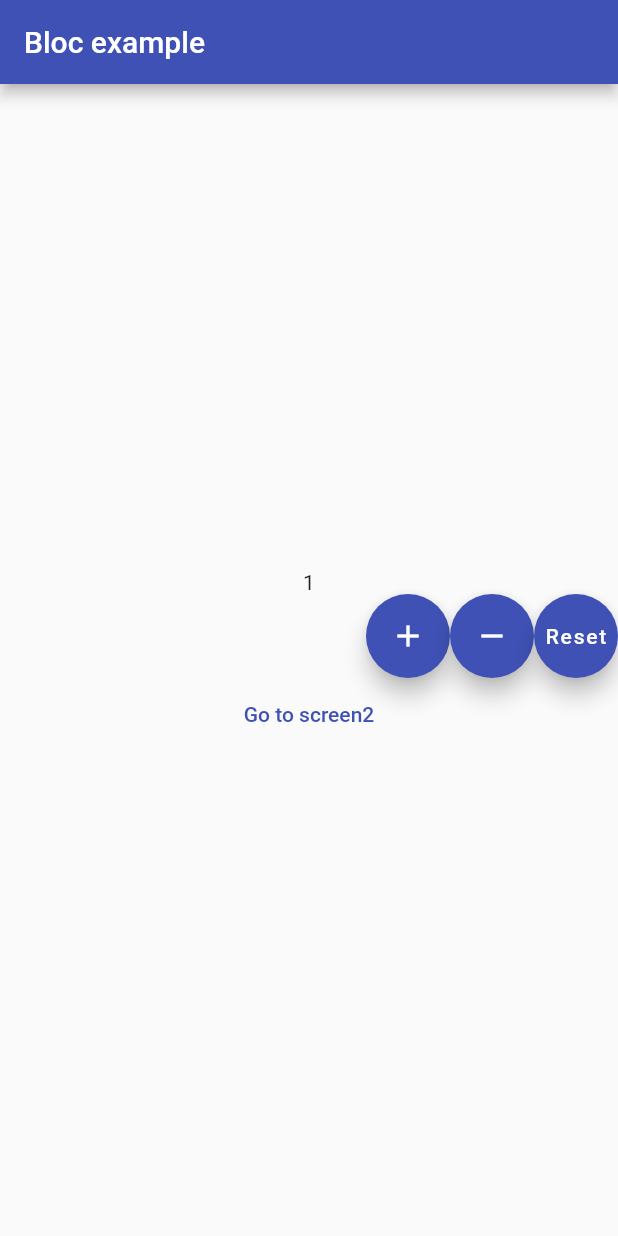
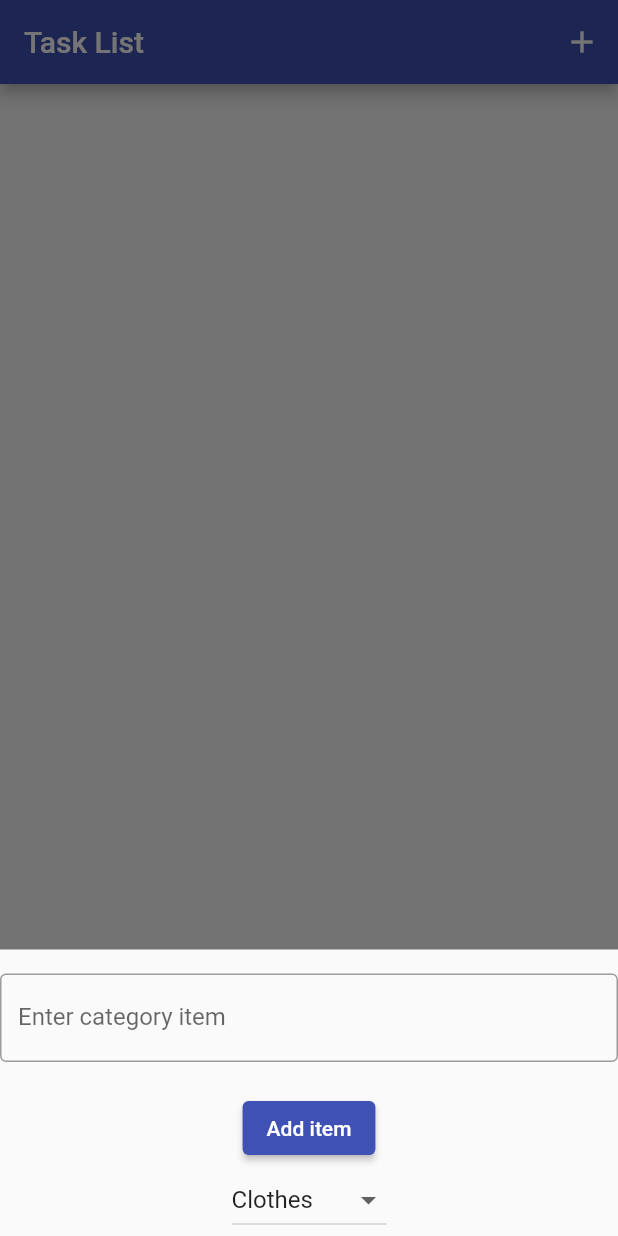
Before and after one commit to Ezhilarasan18/Flutter-upskill, a Flutter app: the screen it shows after launch, after a tap on the "add" icon, on a phone screen of 412 x 824 dp. Run offline on Flutter 3.47's test engine with Material 2 defaults, Android fonts, the phone set to English and light mode, and no system bars.

Commit message:
bloc added

```diff
--- /dev/null
+++ b/lib/bloc/task_bloc.dart
@@ -0,0 +1,40 @@
+import 'dart:async';
+
+class Task {
+  final String id;
+  final String title;
+  final String category;
+  final String iconname;
+  Task(this.id, this.title,this.category,this.iconname);
+}
+
+class TaskBloc {
+  final _tasksController = StreamController<List<Task>>();
+  Stream<List<Task>> get tasksStream => _tasksController.stream;
+
+ List<Task> _tasks = [];
+
+  void addTask(Task task) {
+    _tasks.add(task);
+    _tasksController.sink.add(_tasks);
+  }
+
+  void updateTask(Task updatedTask) {
+    final index = _tasks.indexWhere((task) => task.id == updatedTask.id);
+    if (index != -1) {
+      _tasks[index] = updatedTask;
+      _tasksController.sink.add(_tasks);
+    }
+  }
+
+  void deleteTask(String taskId) {
+    _tasks.removeWhere((task) => task.id == taskId);
+    _tasksController.sink.add(_tasks);
+  }
+
+  void dispose() {
+    _tasksController.close();
+  }
+}
+
+final taskBloc = TaskBloc();
--- a/lib/main.dart
+++ b/lib/main.dart
@@ -14,6 +14,8 @@ import 'package:evaluation_one/widget/ongeneraterouteone.dart';
 import 'package:evaluation_one/widget/ongenerateroutetwo.dart';
 import 'package:evaluation_one/widget/ongenerateroutethree.dart';
 import 'package:evaluation_one/widget/counter.dart';
+import 'package:evaluation_one/widget/taskscreen.dart';
+
 
 void main() {
   runApp(const MyApp());
@@ -38,8 +40,11 @@ class MyApp extends StatelessWidget {
 
         // MaterialPageRoute example
         // home:const RouteOne()
-        home: const Counter()
-        // home: const CounterPage()
+        // home: const Counter()
+        // home: const CounterPage()0
+        // home:const TaskScreen()
+        home:const TaskScreen()
+
 
 
 
--- /dev/null
+++ b/lib/widget/taskscreen.dart
@@ -0,0 +1,134 @@
+import 'package:flutter/material.dart';
+import 'package:evaluation_one/bloc/task_bloc.dart';
+import 'dart:math';
+class TaskScreen extends StatefulWidget {
+  const TaskScreen ({super.key});
+
+  @override
+  State<TaskScreen> createState() => _TaskScreenState();
+}
+
+class _TaskScreenState extends State<TaskScreen> {
+   String _inputText = '';
+  final List<String> _dropdownItems = ['Clothes', 'Electronics', 'Vegetables'];
+  String _selectedCategory = 'Clothes';
+   String generateUniqueId() {
+  int randomNumber = Random().nextInt(999999999);
+  // String timestamp = DateTime.now().millisecondsSinceEpoch.toString();
+  print(randomNumber);
+  return '$randomNumber';
+}
+
+void openBottomSheet(BuildContext context) {
+    showModalBottomSheet(
+      context: context,
+      builder: (BuildContext context) {
+        return StatefulBuilder(
+          builder: (context,setState){
+            return Container(
+          padding: const EdgeInsets.only(top:16.0),
+          child:
+           Column(
+            mainAxisSize: MainAxisSize.min,
+            children: [
+              TextField(
+                scrollPadding: const EdgeInsets.only(top:20),
+              onChanged: (text) {
+                setState(() {
+                  _inputText = text;
+                });
+              },
+              decoration: const InputDecoration(
+                labelText: 'Enter category item',
+                border: OutlineInputBorder(),
+              ),
+            ),
+             const SizedBox(height: 20),
+              ElevatedButton(
+                onPressed: () {
+                  Navigator.of(context).pop();
+                },
+                child:InkWell(
+                  onTap: (){
+                    taskBloc.addTask(Task(generateUniqueId(), _inputText,_selectedCategory,'beach_access'));
+                  },
+                  child: const Text('Add item'),
+                ),
+              ),
+              DropdownButton<String>(
+            value: _selectedCategory,
+            onChanged: (newValue) {
+              // Update the selected item
+              setState(() {
+              print('ddf$newValue');
+
+              _selectedCategory = newValue!;
+              });
+            },
+            items: _dropdownItems.map((item) {
+              return DropdownMenuItem<String>(
+                value: item,
+                child: Text(item),
+              );
+            }).toList())
+            ],
+          ),
+        );
+
+          }
+          );
+      },
+    );
+  }
+  @override
+  Widget build(BuildContext context) {
+    return Scaffold(
+      appBar: AppBar(title: const Text('Task List'),
+        actions: [
+          IconButton(
+            icon: const Icon(Icons.add),
+            onPressed: () {
+              // Add your action here
+              // For example, navigate to settings page
+              openBottomSheet(context);
+            },
+          ),
+        ],
+      ),
+      body:
+        StreamBuilder<List<Task>>(
+            stream: taskBloc.tasksStream,
+            initialData: [],
+            builder: (context, snapshot) {
+              final tasks = snapshot.data;
+              return ListView.builder(
+                itemCount: tasks?.length,
+                itemBuilder: (context, index) {
+                  final task = tasks![index];
+                  return ListTile(
+                    title: Text(task.category,style: const TextStyle(fontSize:25,color: Colors.blue),),
+                    subtitle: Text(task.title,style: const TextStyle(fontWeight: FontWeight.bold,color: Colors.blueGrey),),
+                    leading:
+                    Column(
+                      children: [
+                        if(task.category=='Clothes') const IconButton(icon:  Icon(Icons.favorite),onPressed: null,)
+                        else if(task.category=='Electronics') const IconButton(icon:  Icon(Icons.movie_creation),onPressed: null,)
+                        else if(task.category=='Vegetables') const IconButton(icon:  Icon(Icons.home_filled),onPressed: null,)
+
+                      ],
+                    ),
+                    // task.category=='Clothes'? const IconButton(icon:  Icon(Icons.favorite),onPressed: null,):const IconButton(icon:  Icon(Icons.beach_access),onPressed: null,),
+                    trailing: IconButton(
+                      icon:const Icon(Icons.delete),
+                      onPressed: () {
+                        taskBloc.deleteTask(task.id);
+                      },
+                    ),
+                  );
+                },
+              );
+            },
+          ) ,
+    );
+  }
+}
```
